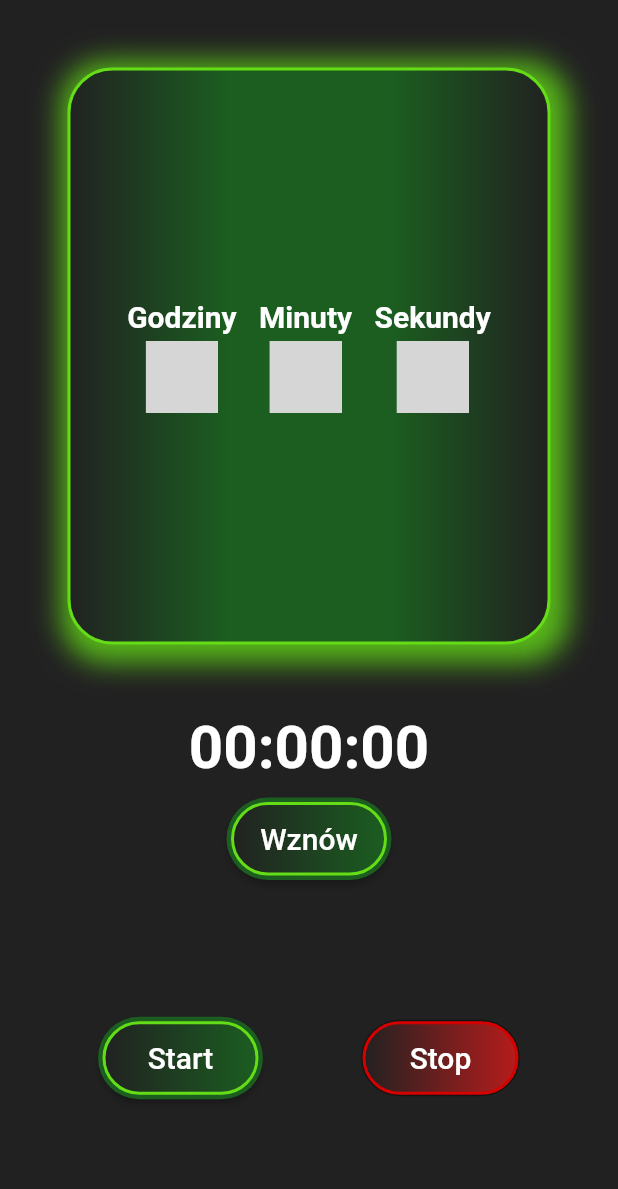
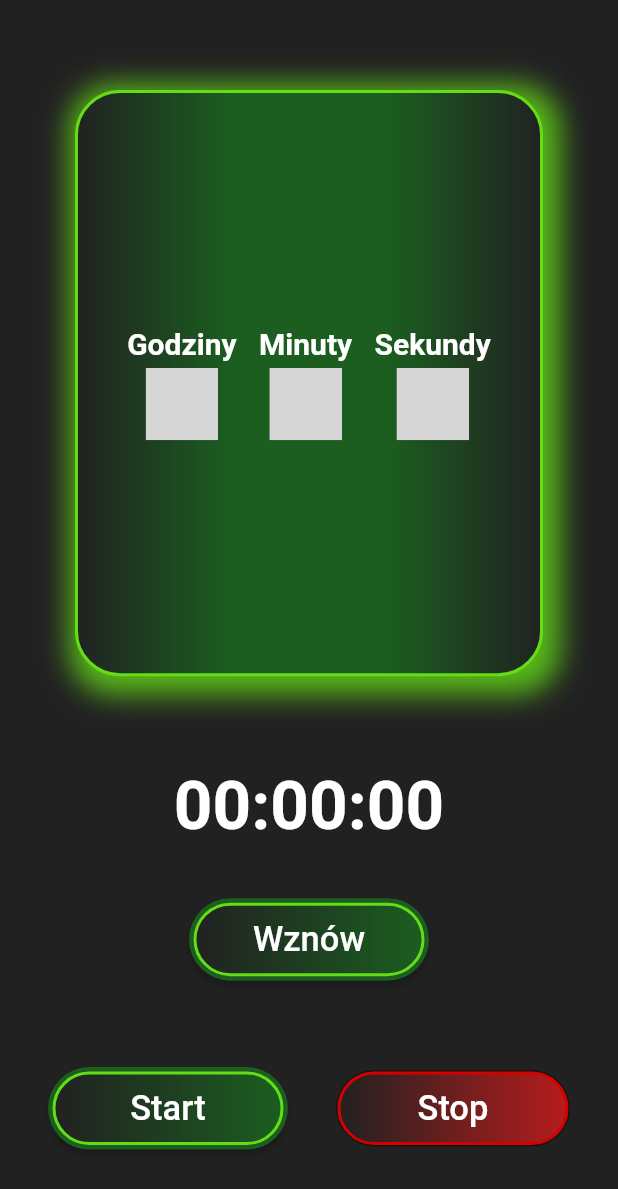
Before and after one commit to KamilFilar/Projekt-PUM_Budzik-Stoper-Minutnik, a Flutter app: the Minutnik widget shown alone on an empty page, opened directly, on a phone screen of 412 x 824 dp. Shown: the top 1189 px of the screen. Run offline on Flutter 3.47's test engine with Material 2 defaults, Android fonts, the phone set to English and light mode, and no system bars; our stand-ins replace flutter_local_notifications, numberpicker; statements that could not run were skipped; grey boxes are pictures that could not be loaded.

Commit message:
End of stopwach&timer

```diff
--- a/projekt_pum/lib/Minutnik.dart
+++ b/projekt_pum/lib/Minutnik.dart
@@ -1,4 +1,5 @@
 import 'dart:async';
+import 'dart:ui';
 
 import 'package:flutter/material.dart';
 import 'package:numberpicker/numberpicker.dart';
@@ -353,7 +354,7 @@ class _Minutnik extends State<Minutnik> with TickerProviderStateMixin {
               Expanded(
                 flex: 6,
                 child: Container(
-                  margin: const EdgeInsets.all(45),
+                  margin: const EdgeInsets.only(left: 50, right: 50, top: 60, bottom: 60),
                   decoration: BoxDecoration(
                     gradient: LinearGradient(
                       colors: [
@@ -420,7 +421,8 @@ class _Minutnik extends State<Minutnik> with TickerProviderStateMixin {
                                   setState(() {
                                     hour = val;
                                   });
-                                })
+                                }
+                                )
                           ]
                       ),
                       Column(
@@ -463,8 +465,10 @@ class _Minutnik extends State<Minutnik> with TickerProviderStateMixin {
                                   setState(() {
                                     min = val;
                                   });
-                                })
-                          ]),
+                                }
+                                )
+                          ]
+                      ),
                       Column(
                           mainAxisAlignment: MainAxisAlignment.center,
                           children: <Widget>[
@@ -503,19 +507,21 @@ class _Minutnik extends State<Minutnik> with TickerProviderStateMixin {
                                   setState(() {
                                     sec = val;
                                   });
-                                })
-                          ]),
+                                }
+                                )
+                          ]
+                      ),
                     ],
                   ),
                 ),
               ),
               Container(
-                padding: EdgeInsets.only(bottom: 10),
+                padding: EdgeInsets.only(bottom: 25),
                 child: Container(
                   child: Text(
                     timeToDisplay,
                     style: TextStyle(
-                      fontSize: 40.0,
+                      fontSize: 45.0,
                       fontWeight: FontWeight.w700,
                       color: Colors.white,
                     ),
@@ -523,6 +529,7 @@ class _Minutnik extends State<Minutnik> with TickerProviderStateMixin {
                 ),
               ),
               Container(
+                padding: EdgeInsets.only(top: 10),
                 child: Row(
                   mainAxisAlignment: MainAxisAlignment.spaceEvenly,
                   children: <Widget>[
@@ -546,27 +553,25 @@ class _Minutnik extends State<Minutnik> with TickerProviderStateMixin {
                             ),
                           ),
                           child: Container(
-                            constraints: BoxConstraints(minWidth: 100, maxHeight: 45.0),
+                            constraints: BoxConstraints(minWidth: 150, maxHeight: 45.0),
                             alignment: Alignment.center,
                             child: Text(
                               "Wznów",
                               textAlign: TextAlign.center,
                               style: TextStyle(
-                                  fontSize: 20,
-                                  color: Colors.white
+                                  fontSize: 23,
+                                  color: Colors.white,
                               ),
                             ),
                           ),
                         ),
-
                       ),
                     ),
                   ],
                 ),
               ),
-
               Expanded(
-                flex: 3,
+                flex: 2,
                 child: Row(
                   mainAxisAlignment: MainAxisAlignment.spaceEvenly,
                   children: <Widget>[
@@ -588,16 +593,15 @@ class _Minutnik extends State<Minutnik> with TickerProviderStateMixin {
                             width: 2,
                             color: Colors.lightGreenAccent.shade700,
                           ),
-
                           ),
                           child: Container(
-                            constraints: BoxConstraints(minWidth: 100, maxHeight: 45.0),
+                            constraints: BoxConstraints(minWidth: 150, maxHeight: 45.0),
                             alignment: Alignment.center,
                             child: Text(
                               "Start",
                               textAlign: TextAlign.center,
                               style: TextStyle(
-                                fontSize: 20,
+                                fontSize: 23,
                                   color: Colors.white
                               ),
                             ),
@@ -623,16 +627,15 @@ class _Minutnik extends State<Minutnik> with TickerProviderStateMixin {
                               width: 2,
                               color: Colors.redAccent.shade700,
                             ),
-
                           ),
                           child: Container(
-                            constraints: BoxConstraints(minWidth: 100, maxHeight: 45.0),
+                            constraints: BoxConstraints(minWidth: 150, maxHeight: 45.0),
                             alignment: Alignment.center,
                             child: Text(
                               "Stop",
                               textAlign: TextAlign.center,
                               style: TextStyle(
-                                  fontSize: 20,
+                                  fontSize: 23,
                                   color: Colors.white
                               ),
                             ),
@@ -643,9 +646,9 @@ class _Minutnik extends State<Minutnik> with TickerProviderStateMixin {
                   ],
                 ),
               ),
-
-
-            ]));
+            ]
+        )
+    );
   }
 
 }
--- a/projekt_pum/lib/alarm_info.dart
+++ b/projekt_pum/lib/alarm_info.dart
@@ -4,5 +4,5 @@ class AlarmInfo {
   bool isActive;
 
   AlarmInfo(this.alarmDateTime, {this.opis});
-
+  AlarmInfo.copy(AlarmInfo alarm): this(alarm.alarmDateTime,opis:alarm.opis);
 }
--- a/projekt_pum/lib/data.dart
+++ b/projekt_pum/lib/data.dart
@@ -2,5 +2,4 @@ import 'alarm_info.dart';
 
 List<AlarmInfo> alarms = [
   AlarmInfo(DateTime.now().add(Duration(hours: 1)), opis: 'Poranek'),
-  AlarmInfo(DateTime.now().add(Duration(hours: 2)), opis: 'Sport'),
 ];
--- a/projekt_pum/lib/main.dart
+++ b/projekt_pum/lib/main.dart
@@ -59,7 +59,7 @@ class _MyHomePageState extends State<MyHomePage> with TickerProviderStateMixin {
   //------------------------ Stoper---------------------------\\
   Widget stopwach() {
     List<String> x = new List(10);
-    x[0] = "";
+    x[0] = null;
     x[1] = x[0];
     x[2] = x[1];
     x[3] = x[2];
```
Also changed, not shown: projekt_pum/lib/Budzik.dart (+15 -4 lines), projekt_pum/lib/Edit_Alarm.dart (+12 -3 lines), projekt_pum/lib/New_Alarm.dart (+7 -5 lines), projekt_pum/lib/Stoper.dart (+12 -7 lines).
